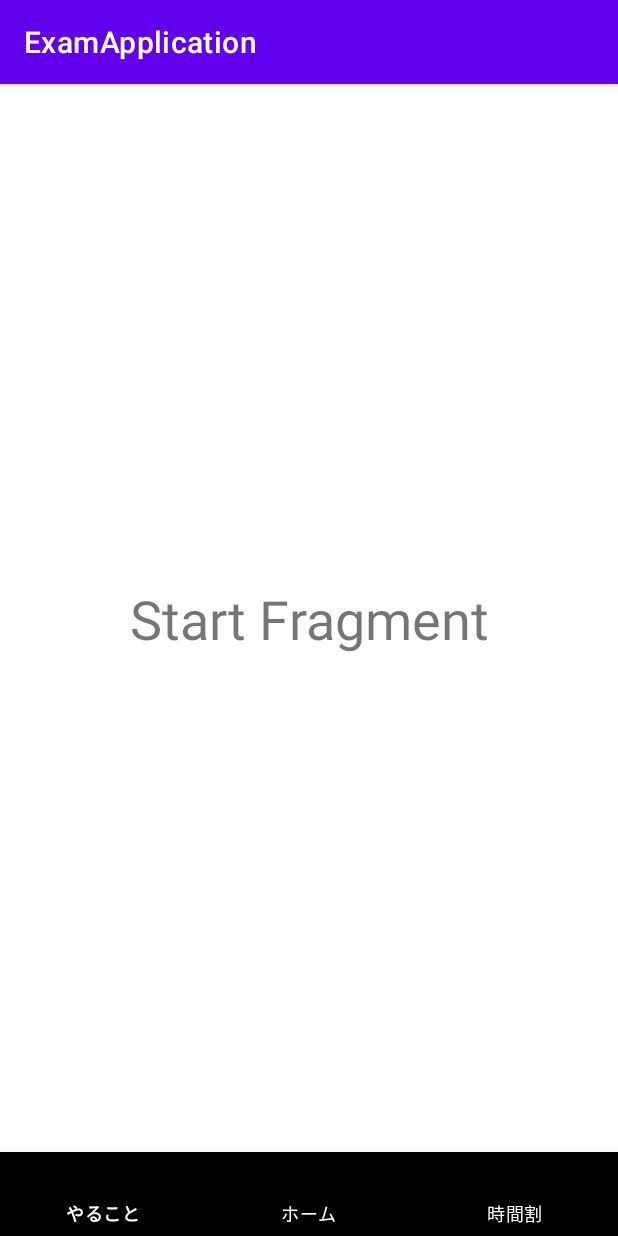
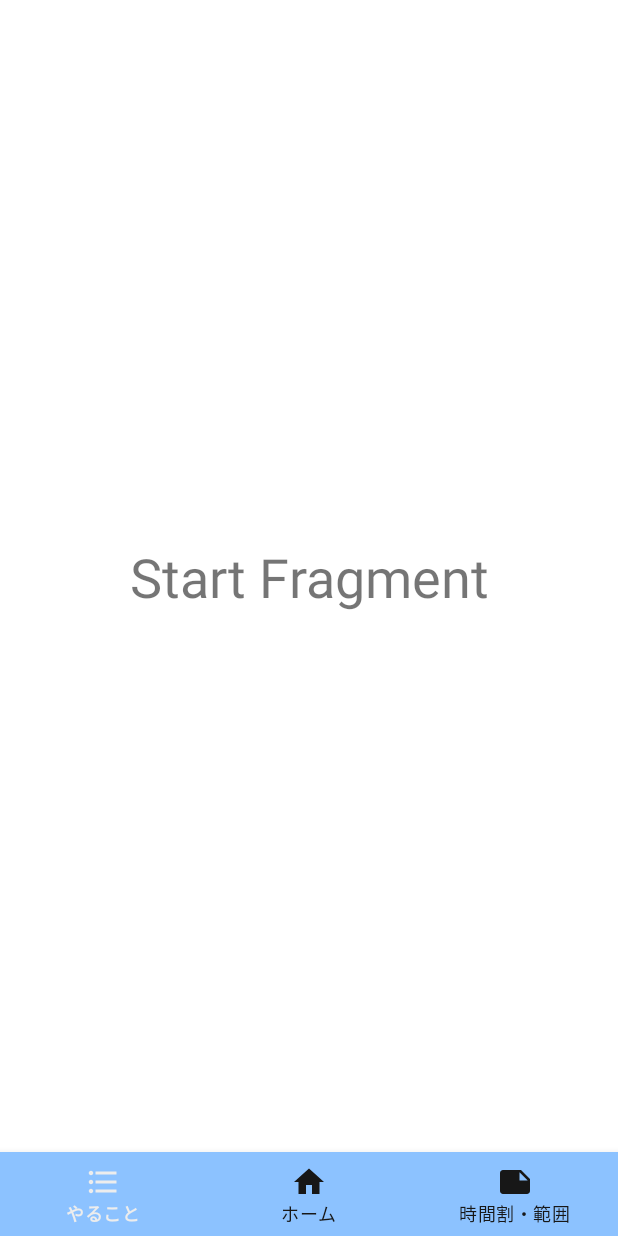
Before and after one commit to ri0103/ExamApplication, an Android app: the screen it shows after launch (startActivity), on a phone screen of 412 x 824 dp. Run offline under Robolectric (Android 15) with nearby library versions, the phone set to English and light mode, and no system bars; libraries missing offline, so code that uses them is left out: io.realm; 3 statements that could not run were skipped.

Commit message:
ui color changed 1

```diff
--- /dev/null
+++ b/app/src/main/res/drawable/bottom_menu_color.xml
@@ -0,0 +1,8 @@
+<?xml version="1.0" encoding="utf-8"?>
+<selector xmlns:android="http://schemas.android.com/apk/res/android">
+
+    <item android:state_checked="true" android:color="@color/nice_white"/>
+    <item android:state_pressed="true" android:color="@color/nice_white" />
+    <item android:color="@color/nice_black" />
+
+</selector>
--- /dev/null
+++ b/app/src/main/res/drawable/ic_coverage.xml
@@ -0,0 +1,10 @@
+<vector xmlns:android="http://schemas.android.com/apk/res/android"
+    android:width="24dp"
+    android:height="24dp"
+    android:viewportWidth="24"
+    android:viewportHeight="24"
+    android:tint="?attr/colorControlNormal">
+  <path
+      android:fillColor="@android:color/white"
+      android:pathData="M22,10l-6,-6L4,4c-1.1,0 -2,0.9 -2,2v12.01c0,1.1 0.9,1.99 2,1.99l16,-0.01c1.1,0 2,-0.89 2,-1.99v-8zM15,5.5l5.5,5.5L15,11L15,5.5z"/>
+</vector>
--- /dev/null
+++ b/app/src/main/res/drawable/ic_home.xml
@@ -0,0 +1,10 @@
+<vector xmlns:android="http://schemas.android.com/apk/res/android"
+    android:width="24dp"
+    android:height="24dp"
+    android:viewportWidth="24"
+    android:viewportHeight="24"
+    android:tint="?attr/colorControlNormal">
+  <path
+      android:fillColor="@android:color/white"
+      android:pathData="M10,20v-6h4v6h5v-8h3L12,3 2,12h3v8z"/>
+</vector>
--- /dev/null
+++ b/app/src/main/res/drawable/ic_todo.xml
@@ -0,0 +1,10 @@
+<vector xmlns:android="http://schemas.android.com/apk/res/android"
+    android:width="24dp"
+    android:height="24dp"
+    android:viewportWidth="24"
+    android:viewportHeight="24"
+    android:tint="?attr/colorControlNormal">
+  <path
+      android:fillColor="@android:color/white"
+      android:pathData="M4,10.5c-0.83,0 -1.5,0.67 -1.5,1.5s0.67,1.5 1.5,1.5 1.5,-0.67 1.5,-1.5 -0.67,-1.5 -1.5,-1.5zM4,4.5c-0.83,0 -1.5,0.67 -1.5,1.5S3.17,7.5 4,7.5 5.5,6.83 5.5,6 4.83,4.5 4,4.5zM4,16.5c-0.83,0 -1.5,0.68 -1.5,1.5s0.68,1.5 1.5,1.5 1.5,-0.68 1.5,-1.5 -0.67,-1.5 -1.5,-1.5zM7,19h14v-2L7,17v2zM7,13h14v-2L7,11v2zM7,5v2h14L21,5L7,5z"/>
+</vector>
--- a/app/src/main/res/layout/activity_start.xml
+++ b/app/src/main/res/layout/activity_start.xml
@@ -1,14 +1,14 @@
 <?xml version="1.0" encoding="utf-8"?>
+
+
+
+
 <androidx.constraintlayout.widget.ConstraintLayout xmlns:android="http://schemas.android.com/apk/res/android"
     xmlns:app="http://schemas.android.com/apk/res-auto"
     xmlns:tools="http://schemas.android.com/tools"
     android:layout_width="match_parent"
     android:layout_height="match_parent"
     tools:context=".startActivity">
-
-
-
-
 
 
    <com.google.android.material.bottomnavigation.BottomNavigationView
@@ -19,8 +19,10 @@
        app:layout_constraintLeft_toLeftOf="parent"
        app:layout_constraintRight_toRightOf="parent"
        app:menu="@menu/bottom_nav_menu"
-       android:background="@color/black"
-       app:itemTextColor="@color/white"/>
+       android:background="@color/sky_blue"
+       app:itemTextColor="@drawable/bottom_menu_color"
+       app:itemIconTint="@drawable/bottom_menu_color"
+       />
 
     <FrameLayout
         android:layout_width="match_parent"
--- a/app/src/main/res/layout/fragment_todo.xml
+++ b/app/src/main/res/layout/fragment_todo.xml
@@ -20,10 +20,10 @@
         android:layout_height="70dp"
         android:layout_marginEnd="30dp"
         android:layout_marginBottom="30dp"
-        android:backgroundTint="@color/black"
+        android:backgroundTint="@color/dark_sky_blue"
         android:text="+"
         android:textAlignment="center"
-        android:textColor="@color/white"
+        android:textColor="@color/nice_white"
         android:textSize="40sp"
         app:cornerRadius="35dp"
         app:layout_constraintBottom_toBottomOf="parent"
--- a/app/src/main/res/menu/bottom_nav_menu.xml
+++ b/app/src/main/res/menu/bottom_nav_menu.xml
@@ -4,14 +4,17 @@
 
     <item
         android:title="やること"
-        android:id="@+id/ic_todo"/>
+        android:id="@+id/ic_todo"
+        android:icon="@drawable/ic_todo"/>
 
     <item
         android:title="ホーム"
-        android:id="@+id/ic_home"/>
+        android:id="@+id/ic_home"
+        android:icon="@drawable/ic_home"/>
 
     <item
-        android:title="時間割"
-        android:id="@+id/ic_coverage"/>
+        android:title="時間割・範囲"
+        android:id="@+id/ic_coverage"
+        android:icon="@drawable/ic_coverage"/>
 
 </menu>
--- a/app/src/main/res/values-night/themes.xml
+++ b/app/src/main/res/values-night/themes.xml
@@ -1,16 +1,16 @@
 <resources xmlns:tools="http://schemas.android.com/tools">
     <!-- Base application theme. -->
-    <style name="Theme.ExamApplication" parent="Theme.MaterialComponents.DayNight.DarkActionBar">
+    <style name="Theme.ExamApplication" parent="Theme.MaterialComponents.DayNight.NoActionBar">
         <!-- Primary brand color. -->
         <item name="colorPrimary">@color/purple_200</item>
         <item name="colorPrimaryVariant">@color/purple_700</item>
-        <item name="colorOnPrimary">@color/black</item>
+        <item name="colorOnPrimary">#171717</item>
         <!-- Secondary brand color. -->
         <item name="colorSecondary">@color/teal_200</item>
         <item name="colorSecondaryVariant">@color/teal_200</item>
         <item name="colorOnSecondary">@color/black</item>
         <!-- Status bar color. -->
-        <item name="android:statusBarColor" tools:targetApi="l">?attr/colorPrimaryVariant</item>
+        <item name="android:statusBarColor" tools:targetApi="l">?attr/colorOnPrimary</item>
         <!-- Customize your theme here. -->
     </style>
 </resources>
--- a/app/src/main/res/values/colors.xml
+++ b/app/src/main/res/values/colors.xml
@@ -7,4 +7,11 @@
     <color name="teal_700">#FF018786</color>
     <color name="black">#FF000000</color>
     <color name="white">#FFFFFFFF</color>
+    <color name="sky_blue">#8cc2ff</color>
+    <color name="dark_sky_blue">#5eaaff</color>
+    <color name="nice_black">#171717</color>
+    <color name="nice_white">#ededed</color>
+    <color name="mint_green">#64fab4</color>
+    <color name="darkish_blue">#004f8c</color>
+    <color name="dark_mint_green">#08c46c</color>
 </resources>
--- a/app/src/main/res/values/strings.xml
+++ b/app/src/main/res/values/strings.xml
@@ -1,5 +1,5 @@
 <resources>
-    <string name="app_name">ExamApplication</string>
+    <string name="app_name">定期試験アプリ</string>
     <!-- TODO: Remove or change this placeholder text -->
     <string name="hello_blank_fragment">Hello blank fragment</string>
 </resources>
--- a/app/src/main/res/values/themes.xml
+++ b/app/src/main/res/values/themes.xml
@@ -1,16 +1,17 @@
 <resources xmlns:tools="http://schemas.android.com/tools">
     <!-- Base application theme. -->
-    <style name="Theme.ExamApplication" parent="Theme.MaterialComponents.DayNight.DarkActionBar">
+    <style name="Theme.ExamApplication" parent="Theme.MaterialComponents.DayNight.NoActionBar">
         <!-- Primary brand color. -->
-        <item name="colorPrimary">@color/purple_500</item>
-        <item name="colorPrimaryVariant">@color/purple_700</item>
-        <item name="colorOnPrimary">@color/white</item>
+        <item name="colorPrimary">#8cc2ff</item>
+        <item name="colorPrimaryVariant">#5eaaff</item>
+        <item name="colorOnPrimary">#ededed</item>
         <!-- Secondary brand color. -->
-        <item name="colorSecondary">@color/teal_200</item>
-        <item name="colorSecondaryVariant">@color/teal_700</item>
-        <item name="colorOnSecondary">@color/black</item>
+        <item name="colorSecondary">#004f8c</item>
+        <item name="colorSecondaryVariant">#4fffb6</item>
+        <item name="colorOnSecondary">#171717</item>
         <!-- Status bar color. -->
-        <item name="android:statusBarColor" tools:targetApi="l">?attr/colorPrimaryVariant</item>
+        <item name="android:statusBarColor" tools:targetApi="l">?attr/colorOnPrimary</item>
+        <item name="android:windowLightStatusBar">?attr/colorOnSecondary</item>
         <!-- Customize your theme here. -->
     </style>
 </resources>
```
Also changed, not shown: app/src/main/res/layout/item_schedule_data_cell.xml (+24 -27 lines).
